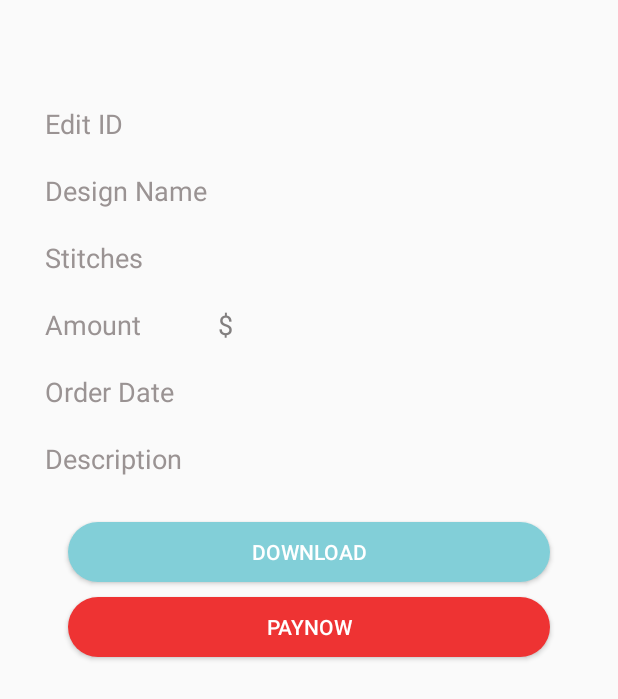
After one commit to mmustafasesudia/Mig-Digitizing, an Android app: the layout fragment_edit__details.xml on its own in the app's theme, with its tools: preview values and no code run, on a phone screen of 412 x 824 dp. The commit adds this screen. Shown: the top 699 px of the screen. Run offline under Robolectric (Android 15) with nearby library versions, the phone set to English and light mode, and no system bars.

Commit message:
Drawer credit pay now drawbale with fragment edit

```diff
--- a/app/src/main/java/ww/mddrawer/DrawerLatest/Drawer.java
+++ b/app/src/main/java/ww/mddrawer/DrawerLatest/Drawer.java
@@ -16,6 +16,14 @@ import android.view.MenuItem;
 import android.view.View;
 import android.widget.TextView;
 
+import com.androidnetworking.AndroidNetworking;
+import com.androidnetworking.common.Priority;
+import com.androidnetworking.error.ANError;
+import com.androidnetworking.interfaces.JSONObjectRequestListener;
+
+import org.json.JSONException;
+import org.json.JSONObject;
+
 import ww.mddrawer.ActivityNew.AboutUsActivity;
 import ww.mddrawer.ActivityNew.PrivacyPolicyActivity;
 import ww.mddrawer.EstimateFragments.SelectEstimate;
@@ -24,6 +32,7 @@ import ww.mddrawer.OrdersFramgents.SelectOrder;
 import ww.mddrawer.R;
 import ww.mddrawer.Utills.Config;
 import ww.mddrawer.Utills.FragmentReplace;
+import ww.mddrawer.Utills.ProgressDialogClass;
 import ww.mddrawer.fragment.AdvancePayment;
 import ww.mddrawer.fragment.DashboardFramgent;
 import ww.mddrawer.fragment.RequestEdit;
@@ -31,7 +40,7 @@ import ww.mddrawer.fragment.RequestEdit;
 public class Drawer extends AppCompatActivity
         implements NavigationView.OnNavigationItemSelectedListener {
 
-    TextView tv_header_name, tv_header_email;
+    TextView tv_header_name, tv_header_email, tv_header_credit;
 
     @Override
     protected void onCreate(Bundle savedInstanceState) {
@@ -65,12 +74,14 @@ public class Drawer extends AppCompatActivity
         tv_header_email = navigationView.getHeaderView(0).findViewById(R.id.tv_header_email);
         tv_header_email.setText("" + Config.getEmail(this));
 
+        tv_header_credit = navigationView.getHeaderView(0).findViewById(R.id.tv_header_credit);
 
         Fragment homeFragment = null;
         Fragment homeF = new DashboardFramgent();
         homeFragment = homeF;
         FragmentReplace.replaceFragment(Drawer.this, homeFragment, R.id.frame_container);
 
+        showCredit();
     }
 
     @Override
@@ -162,4 +173,32 @@ public class Drawer extends AppCompatActivity
         drawer.closeDrawer(GravityCompat.START);
         return true;
     }
+
+    public void showCredit() {
+        ProgressDialogClass.showProgress(this);
+        AndroidNetworking.get(Config.URL)
+                .addQueryParameter("mode", "showcredit")
+                .addQueryParameter("email", Config.getEmail(this))
+                .setPriority(Priority.MEDIUM)
+                .build()
+                .getAsJSONObject(new JSONObjectRequestListener() {
+                    @Override
+                    public void onResponse(JSONObject response) {
+                        ProgressDialogClass.hideProgress();
+
+                        try {
+                            String credit = response.getString("credit");
+                            tv_header_credit.setText("Credit : " + credit);
+
+                        } catch (JSONException e) {
+                            e.printStackTrace();
+                        }
+                    }
+
+                    @Override
+                    public void onError(ANError error) {
+                        ProgressDialogClass.hideProgress();                                // handle error
+                    }
+                });
+    }
 }
--- /dev/null
+++ b/app/src/main/res/drawable/paynow.xml
@@ -0,0 +1,14 @@
+<?xml version="1.0" encoding="utf-8"?>
+<shape xmlns:android="http://schemas.android.com/apk/res/android"
+    android:shape="rectangle">
+    <corners android:radius="27dp" />
+    <solid android:color="#EE3333" />
+    <padding
+        android:bottom="0dp"
+        android:left="0dp"
+        android:right="0dp"
+        android:top="0dp" />
+    <size
+        android:width="200dp"
+        android:height="38dp" />
+</shape>
--- /dev/null
+++ b/app/src/main/res/layout/fragment_edit__details.xml
@@ -0,0 +1,229 @@
+<ScrollView xmlns:android="http://schemas.android.com/apk/res/android"
+    android:layout_width="match_parent"
+    android:layout_height="match_parent"
+    android:fillViewport="true">
+
+    <LinearLayout
+        android:layout_width="match_parent"
+        android:layout_height="wrap_content"
+        android:layout_margin="20dp"
+        android:orientation="vertical">
+
+        <ImageView
+            android:layout_width="match_parent"
+            android:layout_height="wrap_content"
+            android:layout_marginBottom="30dp" />
+
+        <LinearLayout
+            android:layout_width="wrap_content"
+            android:layout_height="wrap_content"
+            android:layout_marginLeft="10dp"
+            android:layout_marginTop="20dp"
+            android:orientation="horizontal">
+
+            <TextView
+                android:layout_width="115dp"
+                android:layout_height="wrap_content"
+                android:text="Edit ID"
+                android:textColor="@color/lightgrey"
+
+                android:textSize="18dp"
+
+                />
+
+            <TextView
+                android:layout_width="wrap_content"
+                android:layout_height="wrap_content"
+                android:layout_gravity="left"
+                android:text=""
+                android:textColor="@color/darkgrey"
+                android:textSize="18dp"
+
+
+                />
+
+        </LinearLayout>
+
+
+        <LinearLayout
+            android:layout_width="wrap_content"
+            android:layout_height="wrap_content"
+            android:layout_marginLeft="10dp"
+            android:layout_marginTop="20dp"
+            android:orientation="horizontal">
+
+            <TextView
+                android:layout_width="115dp"
+                android:layout_height="wrap_content"
+                android:text="Design Name"
+                android:textColor="@color/lightgrey"
+
+                android:textSize="18dp"
+
+                />
+
+            <TextView
+                android:layout_width="wrap_content"
+                android:layout_height="wrap_content"
+                android:layout_gravity="left"
+                android:text=""
+                android:textColor="@color/darkgrey"
+                android:textSize="18dp"
+
+
+                />
+
+        </LinearLayout>
+
+        <LinearLayout
+            android:layout_width="wrap_content"
+            android:layout_height="wrap_content"
+            android:layout_marginLeft="10dp"
+            android:layout_marginTop="20dp"
+            android:orientation="horizontal">
+
+            <TextView
+                android:layout_width="115dp"
+                android:layout_height="wrap_content"
+                android:text="Stitches"
+                android:textColor="@color/lightgrey"
+
+                android:textSize="18dp"
+
+                />
+
+            <TextView
+                android:layout_width="wrap_content"
+                android:layout_height="wrap_content"
+                android:layout_gravity="left"
+                android:text=""
+                android:textColor="@color/darkgrey"
+                android:textSize="18dp"
+
+
+                />
+
+        </LinearLayout>
+
+        <LinearLayout
+            android:layout_width="wrap_content"
+            android:layout_height="wrap_content"
+            android:layout_marginLeft="10dp"
+            android:layout_marginTop="20dp"
+            android:orientation="horizontal">
+
+            <TextView
+                android:layout_width="115dp"
+                android:layout_height="wrap_content"
+                android:text="Amount"
+                android:textColor="@color/lightgrey"
+
+                android:textSize="18dp"
+
+                />
+
+            <TextView
+                android:layout_width="wrap_content"
+                android:layout_height="wrap_content"
+                android:layout_gravity="left"
+                android:text="$"
+                android:textColor="@color/darkgrey"
+                android:textSize="18dp"
+
+
+                />
+
+        </LinearLayout>
+
+        <LinearLayout
+            android:layout_width="wrap_content"
+            android:layout_height="wrap_content"
+            android:layout_marginLeft="10dp"
+            android:layout_marginTop="20dp"
+            android:orientation="horizontal">
+
+            <TextView
+                android:layout_width="115dp"
+                android:layout_height="wrap_content"
+                android:text="Order Date"
+                android:textColor="@color/lightgrey"
+
+                android:textSize="18dp"
+
+                />
+
+            <TextView
+                android:layout_width="wrap_content"
+                android:layout_height="wrap_content"
+                android:layout_gravity="left"
+                android:text=""
+                android:textColor="@color/darkgrey"
+                android:textSize="18dp"
+
+
+                />
+
+        </LinearLayout>
+
+        <LinearLayout
+            android:layout_width="wrap_content"
+            android:layout_height="wrap_content"
+            android:layout_marginLeft="10dp"
+            android:layout_marginTop="20dp"
+            android:layout_marginBottom="30dp"
+            android:orientation="horizontal">
+
+            <TextView
+                android:layout_width="115dp"
+                android:layout_height="wrap_content"
+                android:text="Description"
+                android:textColor="@color/lightgrey"
+
+                android:textSize="18dp"
+
+                />
+
+            <TextView
+                android:layout_width="wrap_content"
+                android:layout_height="wrap_content"
+                android:layout_gravity="left"
+                android:text=""
+                android:textColor="@color/darkgrey"
+                android:textSize="18dp"
+
+                />
+
+        </LinearLayout>
+
+
+        <Button
+            android:id="@+id/login_btn"
+            android:layout_width="match_parent"
+            android:layout_height="40dp"
+            android:layout_marginLeft="25dp"
+            android:layout_marginRight="25dp"
+            android:layout_marginBottom="10dp"
+            android:background="@drawable/login"
+            android:focusable="true"
+            android:text="Download"
+            android:textColor="#FFFFFF"
+            android:textSize="14sp" />
+
+
+        <Button
+            android:id="@+id/login_btn1"
+            android:layout_width="match_parent"
+            android:layout_height="40dp"
+            android:layout_marginLeft="25dp"
+            android:layout_marginRight="25dp"
+            android:background="@drawable/paynow"
+            android:focusable="true"
+            android:text="PayNow"
+            android:textColor="#FFFFFF"
+            android:textSize="14sp" />
+
+
+    </LinearLayout>
+
+
+</ScrollView>
--- a/app/src/main/res/layout/nav_header_drawer.xml
+++ b/app/src/main/res/layout/nav_header_drawer.xml
@@ -38,6 +38,15 @@
         android:text="@string/nav_header_subtitle"
         android:textColor="@android:color/black" />
 
+    <TextView
+        android:id="@+id/tv_header_credit"
+        android:layout_width="wrap_content"
+        android:layout_height="wrap_content"
+        android:paddingLeft="@dimen/activity_horizontal_margin"
+        android:paddingRight="@dimen/activity_horizontal_margin"
+        android:text="Credit : 0"
+        android:textColor="@android:color/black" />
+
     <View
         android:layout_width="match_parent"
         android:layout_height="1dp"
```
